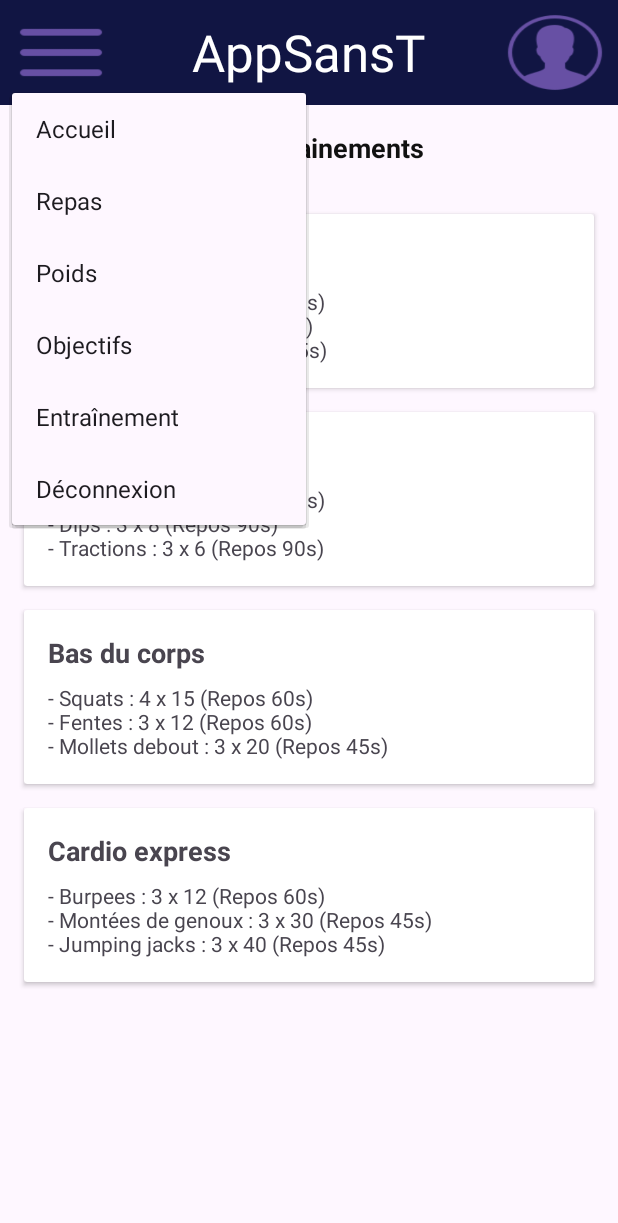
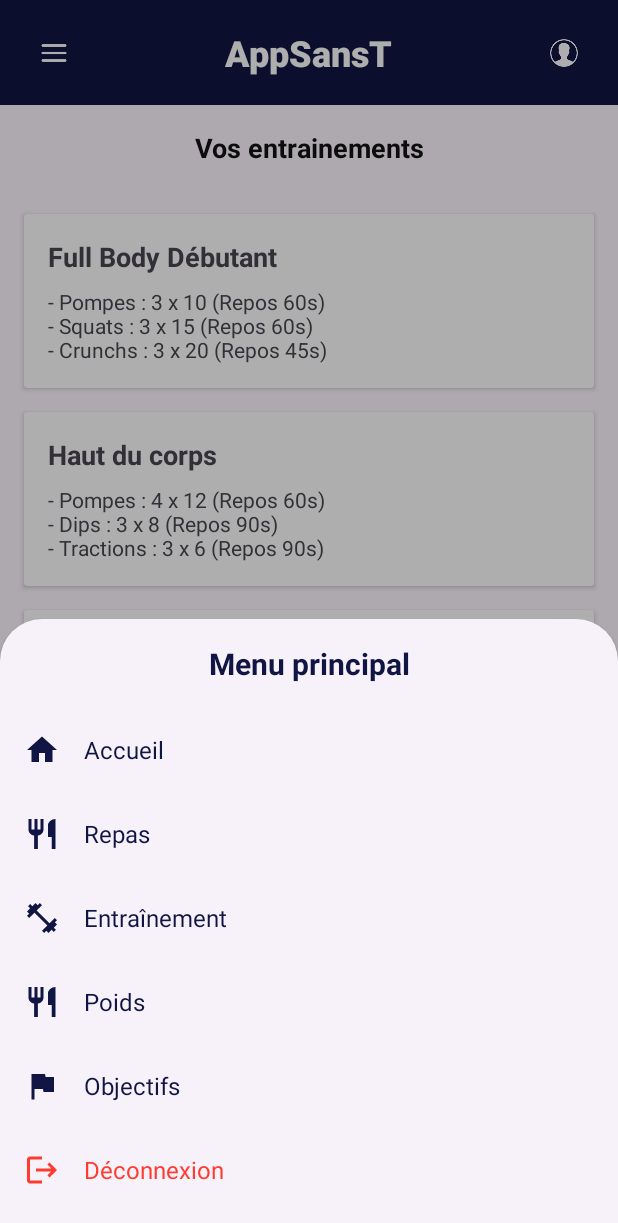
Before and after one commit to Ask1ew/AppSansT, an Android app: the menuBarre screen opened directly, with no data from a screen before it, after a tap on "Ouvrir le menu de navigation", on a phone screen of 412 x 824 dp. Shown: the top 1223 px of the screen. Run offline under Robolectric (Android 15) with nearby library versions, the phone set to English and light mode, and no system bars.

Commit message:
Global commit

```diff
--- a/app/src/main/java/fragments/menuBarre.java
+++ b/app/src/main/java/fragments/menuBarre.java
@@ -3,15 +3,15 @@ package fragments;
 import android.content.Context;
 import android.content.Intent;
 import android.os.Bundle;
-import android.widget.PopupMenu;
+import android.view.LayoutInflater;
+import android.view.View;
+import android.view.ViewGroup;
 import android.widget.Toast;
 import androidx.annotation.NonNull;
 import androidx.annotation.Nullable;
 import androidx.fragment.app.Fragment;
-import android.view.LayoutInflater;
-import android.view.View;
-import android.view.ViewGroup;
 import com.example.appsanst.R;
+import com.google.android.material.bottomsheet.BottomSheetDialog;
 import connexion.data.LoginDataSource;
 import connexion.data.LoginRepository;
 import connexion.login.LoginActivity;
@@ -31,47 +31,77 @@ public class menuBarre extends Fragment {
         super.onViewCreated(view, savedInstanceState);
 
         view.findViewById(R.id.textViewMenuBarre).setOnClickListener(v -> {
-            startActivity(new Intent(getActivity(), home.homeActivity.class));
+            navigateTo(home.homeActivity.class);
         });
 
         view.findViewById(R.id.buttonBurger).setOnClickListener(v -> {
-            PopupMenu popupMenu = new PopupMenu(requireContext(), v);
-            popupMenu.getMenuInflater().inflate(R.menu.menu_accueil, popupMenu.getMenu());
-            popupMenu.setOnMenuItemClickListener(item -> {
-                int itemId = item.getItemId();
-                if (itemId == R.id.menu_accueil) {
-                    startActivity(new Intent(getActivity(), home.homeActivity.class));
-                    return true;
-                } else if (itemId == R.id.menu_repas) {
-                    startActivity(new Intent(getActivity(), com.example.appsanst.RepasActivity.class));
-                    return true;
-                } else if (itemId == R.id.menu_entrainement) {
-                    startActivity(new Intent(getActivity(), com.example.appsanst.EntrainementActivity.class));
-                    return true;
-                } else if (itemId == R.id.menu_poids) {
-                    startActivity(new Intent(getActivity(), com.example.appsanst.PoidsActivity.class));
-                    return true;
-                } else if (itemId == R.id.menu_objectifs) {
-                    startActivity(new Intent(getActivity(), com.example.appsanst.ObjectifsActivity.class));
-                    return true;
-                } else if (itemId == R.id.menu_logout) {
+            showBottomSheetMenu();
+        });
+
+        view.findViewById(R.id.buttonCompteMenuBarre).setOnClickListener(v -> {
+            // Afficher le profil utilisateur ou les paramètres du compte
+            Toast.makeText(requireContext(), "Profil utilisateur", Toast.LENGTH_SHORT).show();
+        });
+    }
+
+    private void showBottomSheetMenu() {
+        BottomSheetDialog bottomSheetDialog = new BottomSheetDialog(requireContext());
+        View bottomSheetView = LayoutInflater.from(requireContext())
+                .inflate(R.layout.bottom_sheet_menu, null);
+
+        // Configuration des éléments du menu
+        bottomSheetView.findViewById(R.id.menu_item_accueil).setOnClickListener(v -> {
+            bottomSheetDialog.dismiss();
+            navigateTo(home.homeActivity.class);
+        });
+
+        bottomSheetView.findViewById(R.id.menu_item_repas).setOnClickListener(v -> {
+            bottomSheetDialog.dismiss();
+            navigateTo(com.example.appsanst.RepasActivity.class);
+        });
+
+        bottomSheetView.findViewById(R.id.menu_item_entrainement).setOnClickListener(v -> {
+            bottomSheetDialog.dismiss();
+            navigateTo(com.example.appsanst.EntrainementActivity.class);
+        });
+
+        bottomSheetView.findViewById(R.id.menu_item_poids).setOnClickListener(v -> {
+            bottomSheetDialog.dismiss();
+            navigateTo(com.example.appsanst.PoidsActivity.class);
+        });
+
+        bottomSheetView.findViewById(R.id.menu_item_objectifs).setOnClickListener(v -> {
+            bottomSheetDialog.dismiss();
+            navigateTo(com.example.appsanst.ObjectifsActivity.class);
+        });
+
+        bottomSheetView.findViewById(R.id.menu_item_logout).setOnClickListener(v -> {
+            bottomSheetDialog.dismiss();
+            deconnexion();
+        });
+
+        bottomSheetDialog.setContentView(bottomSheetView);
+        bottomSheetDialog.show();
+    }
+
+    private void navigateTo(Class<?> destination) {
+        startActivity(new Intent(getActivity(), destination));
+    }
+
+    private void deconnexion() {
         // Suppression des préférences de session
         requireActivity().getSharedPreferences("user_session", 0).edit().clear().apply();
 
-                    // Utiliser requireContext() pour obtenir le contexte du fragment
+        // Déconnexion via Repository
         Context appContext = requireActivity().getApplicationContext();
         LoginRepository.getInstance(new LoginDataSource(appContext), appContext).logout();
 
         Toast.makeText(requireContext(), "Déconnexion réussie", Toast.LENGTH_SHORT).show();
+
+        // Redirection vers l'écran de connexion
         Intent intent = new Intent(getActivity(), connexion.login.LoginActivity.class);
         intent.setFlags(Intent.FLAG_ACTIVITY_NEW_TASK | Intent.FLAG_ACTIVITY_CLEAR_TASK);
         startActivity(intent);
         requireActivity().finish();
-                    return true;
-                }
-                return false;
-            });
-            popupMenu.show();
-        });
     }
 }
--- /dev/null
+++ b/app/src/main/res/drawable/ic_baseline_fitness_center_24.xml
@@ -0,0 +1,5 @@
+<vector xmlns:android="http://schemas.android.com/apk/res/android" android:height="24dp" android:tint="#000000" android:viewportHeight="24" android:viewportWidth="24" android:width="24dp">
+
+    <path android:fillColor="@android:color/white" android:pathData="M20.57,14.86L22,13.43 20.57,12 17,15.57 8.43,7 12,3.43 10.57,2 9.14,3.43 7.71,2 5.57,4.14 4.14,2.71 2.71,4.14l1.43,1.43L2,7.71l1.43,1.43L2,10.57 3.43,12 7,8.43 15.57,17 12,20.57 13.43,22l1.43,-1.43L16.29,22l2.14,-2.14 1.43,1.43 1.43,-1.43 -1.43,-1.43L22,16.29z"/>
+
+</vector>
--- /dev/null
+++ b/app/src/main/res/drawable/ic_baseline_flag_24.xml
@@ -0,0 +1,5 @@
+<vector xmlns:android="http://schemas.android.com/apk/res/android" android:height="24dp" android:tint="#000000" android:viewportHeight="24" android:viewportWidth="24" android:width="24dp">
+
+    <path android:fillColor="@android:color/white" android:pathData="M14.4,6L14,4H5v17h2v-7h5.6l0.4,2h7V6z"/>
+
+</vector>
--- /dev/null
+++ b/app/src/main/res/drawable/ic_baseline_home_24.xml
@@ -0,0 +1,5 @@
+<vector xmlns:android="http://schemas.android.com/apk/res/android" android:height="24dp" android:tint="#000000" android:viewportHeight="24" android:viewportWidth="24" android:width="24dp">
+
+    <path android:fillColor="@android:color/white" android:pathData="M10,20v-6h4v6h5v-8h3L12,3 2,12h3v8z"/>
+
+</vector>
--- /dev/null
+++ b/app/src/main/res/drawable/ic_baseline_logout_24.xml
@@ -0,0 +1,5 @@
+<vector xmlns:android="http://schemas.android.com/apk/res/android" android:autoMirrored="true" android:height="24dp" android:tint="#000000" android:viewportHeight="24" android:viewportWidth="24" android:width="24dp">
+
+    <path android:fillColor="@android:color/white" android:pathData="M17,7l-1.41,1.41L18.17,11H8v2h10.17l-2.58,2.58L17,17l5,-5zM4,5h8V3H4c-1.1,0 -2,0.9 -2,2v14c0,1.1 0.9,2 2,2h8v-2H4V5z"/>
+
+</vector>
--- /dev/null
+++ b/app/src/main/res/drawable/ic_baseline_monitor_weight_24.xml
@@ -0,0 +1,11 @@
+<vector xmlns:android="http://schemas.android.com/apk/res/android" android:height="24dp" android:tint="#000000" android:viewportHeight="24" android:viewportWidth="24" android:width="24dp">
+
+    <path android:fillColor="@android:color/white" android:pathData="M19,3H5C3.9,3 3,3.9 3,5v14c0,1.1 0.9,2 2,2h14c1.1,0 2,-0.9 2,-2V5C21,3.9 20.1,3 19,3zM12,12c-1.66,0 -3,-1.34 -3,-3s1.34,-3 3,-3s3,1.34 3,3S13.66,12 12,12z"/>
+
+    <path android:fillColor="@android:color/white" android:pathData="M10,8.5h1v1h-1z"/>
+
+    <path android:fillColor="@android:color/white" android:pathData="M11.5,8.5h1v1h-1z"/>
+
+    <path android:fillColor="@android:color/white" android:pathData="M13,8.5h1v1h-1z"/>
+
+</vector>
--- /dev/null
+++ b/app/src/main/res/drawable/ic_baseline_restaurant_24.xml
@@ -0,0 +1,5 @@
+<vector xmlns:android="http://schemas.android.com/apk/res/android" android:height="24dp" android:tint="#000000" android:viewportHeight="24" android:viewportWidth="24" android:width="24dp">
+
+    <path android:fillColor="@android:color/white" android:pathData="M11,9L9,9L9,2L7,2v7L5,9L5,2L3,2v7c0,2.12 1.66,3.84 3.75,3.97L6.75,22h2.5v-9.03C11.34,12.84 13,11.12 13,9L13,2h-2v7zM16,6v8h2.5v8L21,22L21,2c-2.76,0 -5,2.24 -5,4z"/>
+
+</vector>
--- /dev/null
+++ b/app/src/main/res/layout/bottom_sheet_menu.xml
@@ -0,0 +1,168 @@
+<?xml version="1.0" encoding="utf-8"?>
+<LinearLayout xmlns:android="http://schemas.android.com/apk/res/android"
+    xmlns:app="http://schemas.android.com/apk/res-auto"
+    android:layout_width="match_parent"
+    android:layout_height="wrap_content"
+    android:orientation="vertical"
+    android:padding="16dp">
+
+    <TextView
+        android:layout_width="match_parent"
+        android:layout_height="wrap_content"
+        android:text="Menu principal"
+        android:textSize="20sp"
+        android:textStyle="bold"
+        android:textColor="#111543"
+        android:layout_marginBottom="16dp"
+        android:gravity="center"/>
+
+    <LinearLayout
+        android:id="@+id/menu_item_accueil"
+        android:layout_width="match_parent"
+        android:layout_height="56dp"
+        android:orientation="horizontal"
+        android:gravity="center_vertical"
+        android:background="?attr/selectableItemBackground"
+        android:clickable="true"
+        android:focusable="true">
+
+        <ImageView
+            android:layout_width="24dp"
+            android:layout_height="24dp"
+            app:srcCompat="@drawable/ic_baseline_home_24"
+            android:layout_marginEnd="16dp"
+            app:tint="#111543" />
+
+        <TextView
+            android:layout_width="wrap_content"
+            android:layout_height="wrap_content"
+            android:text="@string/accueil"
+            android:textSize="16sp"
+            android:textColor="#111543"/>
+    </LinearLayout>
+
+    <LinearLayout
+        android:id="@+id/menu_item_repas"
+        android:layout_width="match_parent"
+        android:layout_height="56dp"
+        android:orientation="horizontal"
+        android:gravity="center_vertical"
+        android:background="?attr/selectableItemBackground"
+        android:clickable="true"
+        android:focusable="true">
+
+        <ImageView
+            android:layout_width="24dp"
+            android:layout_height="24dp"
+            app:srcCompat="@drawable/ic_baseline_restaurant_24"
+            android:layout_marginEnd="16dp"
+            app:tint="#111543" />
+
+        <TextView
+            android:layout_width="wrap_content"
+            android:layout_height="wrap_content"
+            android:text="@string/repas"
+            android:textSize="16sp"
+            android:textColor="#111543"/>
+    </LinearLayout>
+
+    <LinearLayout
+        android:id="@+id/menu_item_entrainement"
+        android:layout_width="match_parent"
+        android:layout_height="56dp"
+        android:orientation="horizontal"
+        android:gravity="center_vertical"
+        android:background="?attr/selectableItemBackground"
+        android:clickable="true"
+        android:focusable="true">
+
+        <ImageView
+            android:layout_width="24dp"
+            android:layout_height="24dp"
+            app:srcCompat="@drawable/ic_baseline_fitness_center_24"
+            android:layout_marginEnd="16dp"
+            app:tint="#111543" />
+
+        <TextView
+            android:layout_width="wrap_content"
+            android:layout_height="wrap_content"
+            android:text="@string/entra_nement"
+            android:textSize="16sp"
+            android:textColor="#111543"/>
+    </LinearLayout>
+
+    <LinearLayout
+        android:id="@+id/menu_item_poids"
+        android:layout_width="match_parent"
+        android:layout_height="56dp"
+        android:orientation="horizontal"
+        android:gravity="center_vertical"
+        android:background="?attr/selectableItemBackground"
+        android:clickable="true"
+        android:focusable="true">
+
+        <ImageView
+            android:layout_width="24dp"
+            android:layout_height="24dp"
+            app:srcCompat="@drawable/ic_baseline_restaurant_24"
+            android:layout_marginEnd="16dp"
+            app:tint="#111543" />
+
+        <TextView
+            android:layout_width="wrap_content"
+            android:layout_height="wrap_content"
+            android:text="@string/poids"
+            android:textSize="16sp"
+            android:textColor="#111543"/>
+    </LinearLayout>
+
+    <LinearLayout
+        android:id="@+id/menu_item_objectifs"
+        android:layout_width="match_parent"
+        android:layout_height="56dp"
+        android:orientation="horizontal"
+        android:gravity="center_vertical"
+        android:background="?attr/selectableItemBackground"
+        android:clickable="true"
+        android:focusable="true">
+
+        <ImageView
+            android:layout_width="24dp"
+            android:layout_height="24dp"
+            app:srcCompat="@drawable/ic_baseline_flag_24"
+            android:layout_marginEnd="16dp"
+            app:tint="#111543" />
+
+        <TextView
+            android:layout_width="wrap_content"
+            android:layout_height="wrap_content"
+            android:text="@string/objectifs"
+            android:textSize="16sp"
+            android:textColor="#111543"/>
+    </LinearLayout>
+
+    <LinearLayout
+        android:id="@+id/menu_item_logout"
+        android:layout_width="match_parent"
+        android:layout_height="56dp"
+        android:orientation="horizontal"
+        android:gravity="center_vertical"
+        android:background="?attr/selectableItemBackground"
+        android:clickable="true"
+        android:focusable="true">
+
+        <ImageView
+            android:layout_width="24dp"
+            android:layout_height="24dp"
+            app:srcCompat="@drawable/ic_baseline_logout_24"
+            android:layout_marginEnd="16dp"
+            app:tint="#FF3B30" />
+
+        <TextView
+            android:layout_width="wrap_content"
+            android:layout_height="wrap_content"
+            android:text="Déconnexion"
+            android:textSize="16sp"
+            android:textColor="#FF3B30"/>
+    </LinearLayout>
+</LinearLayout>
--- a/app/src/main/res/layout/fragment_menu_barre.xml
+++ b/app/src/main/res/layout/fragment_menu_barre.xml
@@ -1,55 +1,72 @@
-<FrameLayout
+<com.google.android.material.appbar.AppBarLayout
     xmlns:android="http://schemas.android.com/apk/res/android"
-    android:id="@+id/conteneurFragment"
     xmlns:app="http://schemas.android.com/apk/res-auto"
     xmlns:tools="http://schemas.android.com/tools"
+    android:id="@+id/conteneurFragment"
     android:layout_width="match_parent"
-    android:layout_height="match_parent"
-    tools:context="fragments.menuBarre"
-    android:layout_margin="0dp"
+    android:layout_height="wrap_content"
     android:fitsSystemWindows="true"
-    app:layout_scrollEffect="none">
+    tools:context="fragments.menuBarre">
 
-    <FrameLayout
+    <androidx.constraintlayout.widget.ConstraintLayout
         android:layout_width="match_parent"
         android:layout_height="70dp"
         android:background="#111543"
-        android:layout_margin="0dp"
-        android:fadingEdge="vertical"
-        android:fadingEdgeLength="10dp"
-        android:outlineAmbientShadowColor="@color/black">
+        android:elevation="4dp">
 
-        <Button
+        <com.google.android.material.button.MaterialButton
             android:id="@+id/buttonBurger"
-            android:layout_width="65dp"
-            android:layout_height="match_parent"
-            style="@style/Widget.AppCompat.Button.Borderless"
-            android:background="@drawable/icon_menu_blanc"
-            android:gravity="center"
-            android:layout_gravity="left|center_vertical"
-            android:layout_margin="8dp"
-            android:contentDescription="@string/open_menu"
-            tools:ignore="RtlHardcoded" />
+            android:layout_width="48dp"
+            android:layout_height="48dp"
+            app:icon="@drawable/icon_menu_blanc"
+            app:iconTint="#FFFFFF"
+            app:iconGravity="textStart"
+            app:iconPadding="0dp"
+            android:insetLeft="0dp"
+            android:insetTop="0dp"
+            android:insetRight="0dp"
+            android:insetBottom="0dp"
+            app:cornerRadius="24dp"
+            style="@style/Widget.Material3.Button.IconButton"
+            app:layout_constraintStart_toStartOf="parent"
+            app:layout_constraintTop_toTopOf="parent"
+            app:layout_constraintBottom_toBottomOf="parent"
+            android:layout_marginStart="12dp"
+            android:contentDescription="@string/open_menu"/>
 
         <TextView
             android:id="@+id/textViewMenuBarre"
             android:layout_width="wrap_content"
             android:layout_height="wrap_content"
             android:text="@string/app_name"
-            android:gravity="center"
-            android:layout_gravity="center"
-            android:textSize="34sp"
+            android:textSize="24sp"
+            android:textStyle="bold"
+            android:fontFamily="sans-serif-medium"
             android:textColor="#FFFFFF"
-            />
+            app:layout_constraintStart_toStartOf="parent"
+            app:layout_constraintEnd_toEndOf="parent"
+            app:layout_constraintTop_toTopOf="parent"
+            app:layout_constraintBottom_toBottomOf="parent"/>
 
-        <Button
-            android:layout_width="68dp"
-            android:layout_height="match_parent"
+        <com.google.android.material.button.MaterialButton
             android:id="@+id/buttonCompteMenuBarre"
-            android:layout_gravity="clip_horizontal|right"
-            android:layout_margin="8dp"
-            android:background="@drawable/icon_compte_blanc"
-            android:contentDescription="@string/open_user_account"
-            tools:ignore="RtlHardcoded" />
-    </FrameLayout>
-</FrameLayout>
+            android:layout_width="48dp"
+            android:layout_height="48dp"
+            app:icon="@drawable/icon_compte_blanc"
+            app:iconTint="#FFFFFF"
+            app:iconGravity="textStart"
+            app:iconPadding="0dp"
+            android:insetLeft="0dp"
+            android:insetTop="0dp"
+            android:insetRight="0dp"
+            android:insetBottom="0dp"
+            app:cornerRadius="24dp"
+            style="@style/Widget.Material3.Button.IconButton"
+            app:layout_constraintEnd_toEndOf="parent"
+            app:layout_constraintTop_toTopOf="parent"
+            app:layout_constraintBottom_toBottomOf="parent"
+            android:layout_marginEnd="12dp"
+            android:contentDescription="@string/open_user_account"/>
+    </androidx.constraintlayout.widget.ConstraintLayout>
+
+</com.google.android.material.appbar.AppBarLayout>
```
Lines whose indentation alone changed are shown as unchanged.
